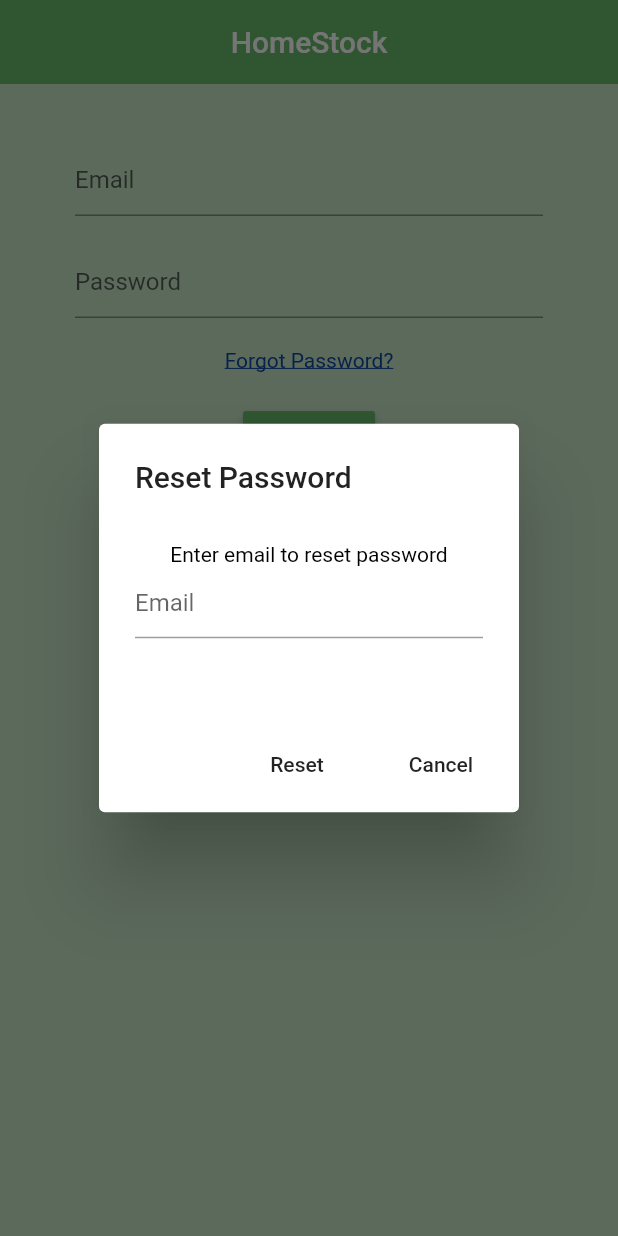
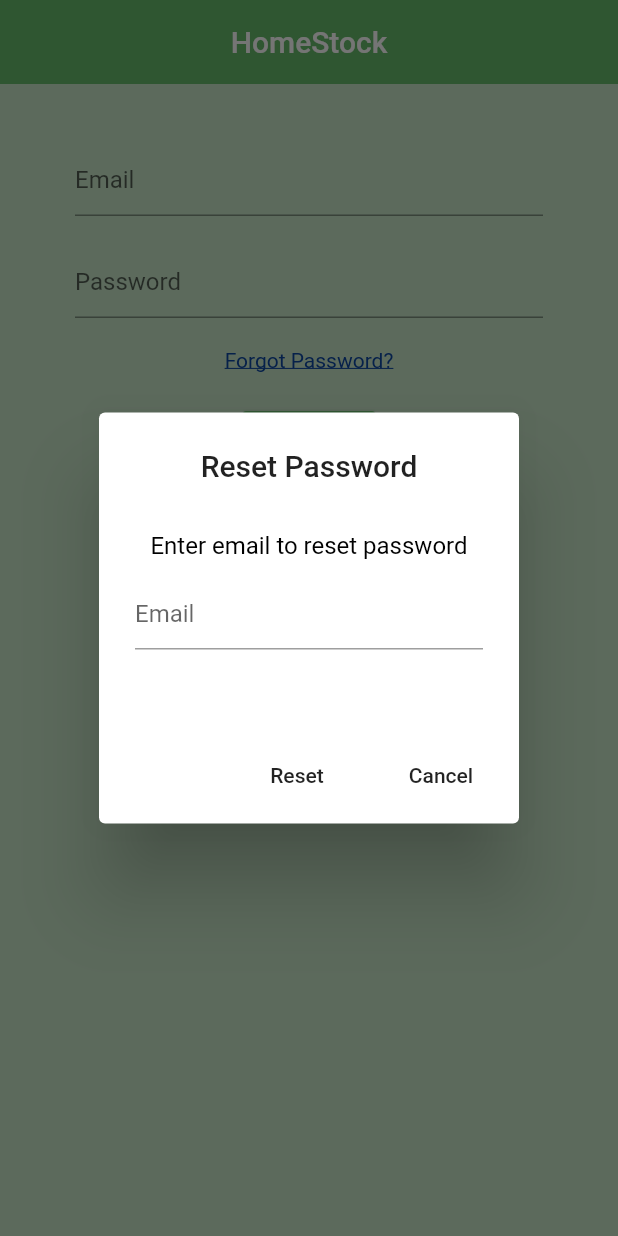
Before and after one commit to inTJ-lk/HomeStock, a Flutter app: the screen it shows after launch, after a tap on "Forgot Password?", on a phone screen of 412 x 824 dp. Run offline on Flutter 3.47's test engine with Material 2 defaults, Android fonts, the phone set to English and light mode, and no system bars; our stand-ins replace cloud_firestore, firebase_auth; accounts and stored records are empty.

Commit message:
reset password

```diff
--- a/home_stock/lib/screens/authentication/sign_in.dart
+++ b/home_stock/lib/screens/authentication/sign_in.dart
@@ -15,7 +15,6 @@ class _SignInState extends State<SignIn> {
 
   final AuthService _auth = AuthService();
   final _formKey = GlobalKey<FormState>();
-  final _formKey1 = GlobalKey<FormState>();
 
   bool loading = false;
 
@@ -30,67 +29,7 @@ class _SignInState extends State<SignIn> {
 
     void _showResetPasswordDialog(){
       showDialog(context: context, barrierDismissible: true, builder: (context){
-        String text = "";
-        return AlertDialog(
-          title: Text('Reset Password'),
-          content: Form(
-            key: _formKey1,
-            child: Column(
-              mainAxisSize: MainAxisSize.min,
-              children: <Widget>[
-                SizedBox(height: 12.0),
-                Text(
-                  'Enter email to reset password',
-                  style: TextStyle(color: Colors.black, fontSize: 14.0),
-                ),
-                TextFormField(
-                decoration: InputDecoration(
-                  hintText: 'Email',
-                ),
-                validator: (val) => val.isEmpty ? 'Enter an email' : null,
-                onChanged: (val) {
-                  setState(() {
-                    email = val;
-                  });
-                },
-              ),
-              SizedBox(height: 12.0),
-              Text(
-                text,
-                style: TextStyle(color: Colors.red, fontSize: 14.0),
-              ),
-            ]
-            ),
-          ),
-          actions: <Widget>[
-            FlatButton(
-              child: Text('Reset'),
-              onPressed: () async {
-                if(_formKey1.currentState.validate()) {
-                  setState(() {
-                    loading = true;
-                  });
-                  dynamic result = await _auth.resetPassword(email);
-                  if(result == null) {
-                    print('error');
-                    setState(() {
-                      loading = false;
-                      text = 'Error Resetting Password';
-                    });
-                  }
-                  print(text);
-                }
-              },
-            ),
-            FlatButton(
-              child: Text('Cancel'),
-              onPressed: () {
-                Navigator.of(context).pop();
-              },
-            ),
-          ],
-        );
-
+        return ResetPassword();
       });
     }
 
@@ -197,3 +136,102 @@ class _SignInState extends State<SignIn> {
     );
   }
 }
+
+class ResetPassword extends StatefulWidget {
+  @override
+  _ResetPasswordState createState() => _ResetPasswordState();
+}
+
+class _ResetPasswordState extends State<ResetPassword> {
+
+  final AuthService _auth = AuthService();
+  final _formKey1 = GlobalKey<FormState>();
+
+  String email = "";
+  String text = "";
+
+  @override
+  Widget build(BuildContext context) {
+
+    void _showResetPasswordSuccess(){
+      showDialog(context: context, barrierDismissible: true, builder: (context){
+        return AlertDialog(
+          title: Center(child: Text('Reset Password')),
+          content: Text(
+            'Password reset email sent. Use the link in the email to reset password',
+            style: TextStyle(color: Colors.black, fontSize: 18.0),
+          ),
+          actions: <Widget>[
+            FlatButton(
+              child: Text('OK'),
+              onPressed: () {
+                Navigator.of(context).pop();
+              },
+            ),
+          ],
+        );
+      });
+    }
+
+    return AlertDialog(
+          title: Center(child: Text('Reset Password')),
+          content: Form(
+            key: _formKey1,
+            child: Column(
+              mainAxisSize: MainAxisSize.min,
+              children: <Widget>[
+                SizedBox(height: 12.0),
+                Text(
+                  'Enter email to reset password',
+                  style: TextStyle(color: Colors.black, fontSize: 16.0),
+                ),
+                SizedBox(height: 12.0),
+                TextFormField(
+                decoration: InputDecoration(
+                  hintText: 'Email',
+                ),
+                validator: (val) => val.isEmpty ? 'Enter an email' : null,
+                onChanged: (val) {
+                  setState(() {
+                    email = val;
+                    text = "";
+                  });
+                },
+              ),
+              SizedBox(height: 12.0),
+              Text(
+                text,
+                style: TextStyle(color: Colors.red, fontSize: 14.0),
+              ),
+            ]
+            ),
+          ),
+          actions: <Widget>[
+            FlatButton(
+              child: Text('Reset'),
+              onPressed: () async {
+                if(_formKey1.currentState.validate()) {
+                  dynamic result = await _auth.resetPassword(email);
+                  print(result);
+                  if(result == null) {
+                    Navigator.of(context).pop();
+                    _showResetPasswordSuccess();
+                  }
+                  else {
+                    setState(() {
+                        text = 'Error Resetting Password';
+                    });
+                  }
+                }
+              },
+            ),
+            FlatButton(
+              child: Text('Cancel'),
+              onPressed: () {
+                Navigator.of(context).pop();
+              },
+            ),
+          ],
+        );
+  }
+}
```
Also changed, not shown: home_stock/lib/services/auth.dart (+4 -3 lines).
